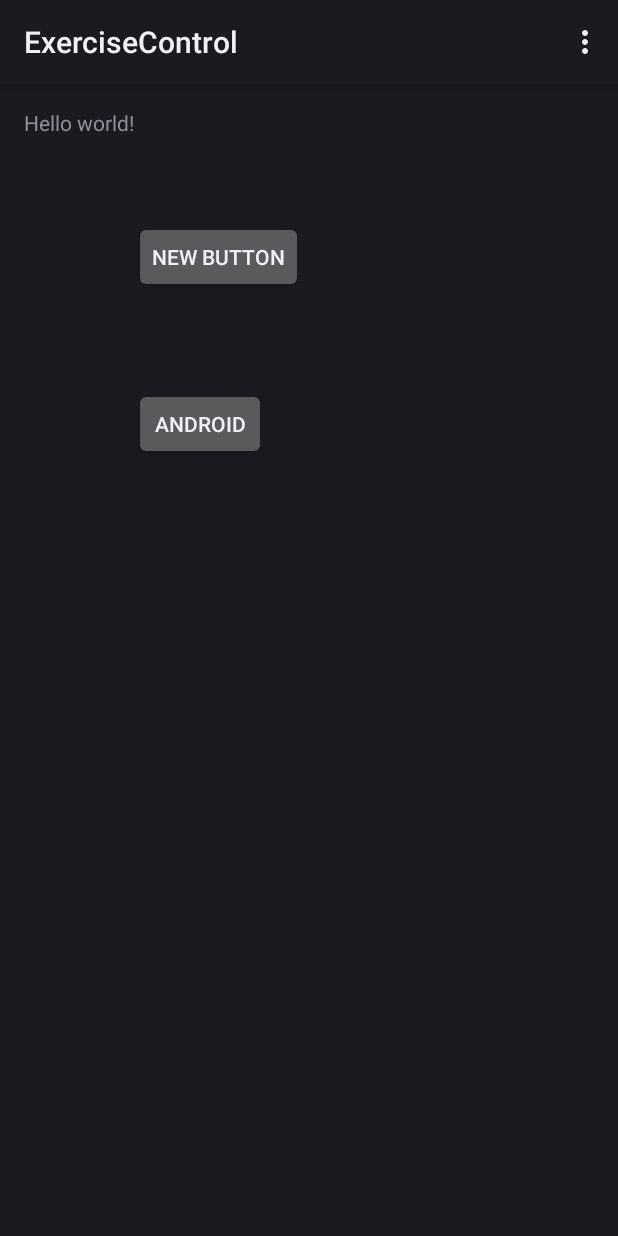
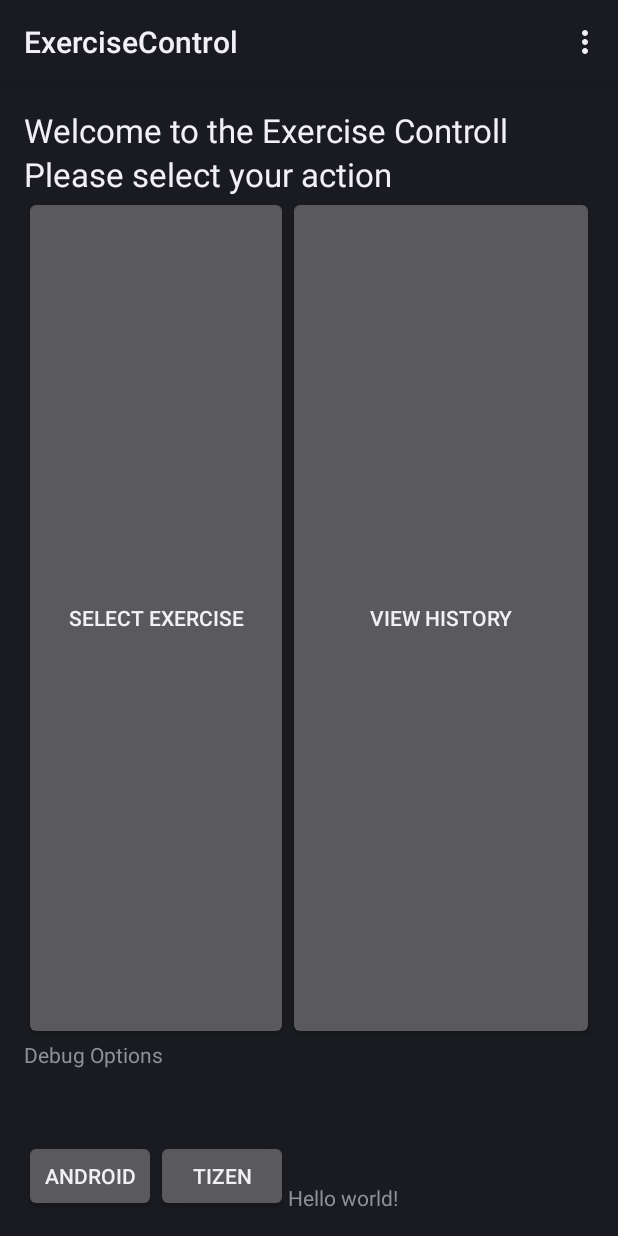
Before and after one commit to mirsmartgrp/Android, an Android app: the screen it shows after launch (MainActivity), on a phone screen of 412 x 824 dp. Run offline under Robolectric (Android 15) with nearby library versions, the phone set to English and light mode, and no system bars; 1 statement that could not run was skipped.

Commit message:
New Activity for selecting Exercises and changed main activity

```diff
--- a/mobile/src/main/java/nl/fontys/MainActivity.java
+++ b/mobile/src/main/java/nl/fontys/MainActivity.java
@@ -1,7 +1,9 @@
 package nl.fontys;
 
 import android.app.Activity;
+import android.content.Intent;
 import android.os.Bundle;
+import android.util.Log;
 import android.view.Menu;
 import android.view.MenuItem;
 import android.view.View;
@@ -27,6 +29,19 @@ public class MainActivity
         setContentView(R.layout.activity_main);
         textView = (TextView) findViewById(R.id.textView);
         Button button = (Button) findViewById(R.id.button);
+        Button btn =(Button) findViewById(R.id.exerciseButton);
+        Log.d("BUTTONTEST" , "Blah");
+
+        btn.setOnClickListener(
+                new Button.OnClickListener()
+                {
+                    public void onClick(View v)
+                    {
+                        Log.d("BUTTONTEST" , "Button clicked");
+                        Intent i= new Intent("SelectExerciseActivity");
+                        startActivity(i);
+                    }
+                });
 
         button.setOnClickListener(
                 new Button.OnClickListener()
--- a/mobile/src/main/res/layout/activity_main.xml
+++ b/mobile/src/main/res/layout/activity_main.xml
@@ -12,25 +12,74 @@
 		android:id="@+id/textView"
 		android:layout_width="wrap_content"
 		android:layout_height="wrap_content"
-		android:text="@string/hello_world"/>
+		android:text="@string/hello_world"
+		android:layout_alignParentBottom="true"
+		android:layout_toEndOf="@+id/button"/>
 
 	<Button
 		android:id="@+id/button"
 		android:layout_width="wrap_content"
 		android:layout_height="wrap_content"
-		android:layout_alignParentEnd="false"
-		android:layout_below="@+id/textView"
-		android:layout_marginTop="56dp"
-		android:layout_toEndOf="@+id/textView"
-		android:text="New Button"/>
+		android:text="Tizen"
+		android:layout_alignParentBottom="true"
+		android:layout_toEndOf="@+id/button2"/>
 
 	<Button
 		android:id="@+id/button2"
 		android:layout_width="wrap_content"
 		android:layout_height="wrap_content"
-		android:layout_alignStart="@+id/button"
-		android:layout_below="@+id/button"
-		android:layout_marginTop="63dp"
-		android:text="Android"/>
+		android:text="Android"
+		android:layout_alignParentBottom="true"
+		android:layout_alignParentStart="true"/>
+
+	<TextView
+		android:layout_width="wrap_content"
+		android:layout_height="wrap_content"
+		android:textAppearance="?android:attr/textAppearanceLarge"
+		android:text="Welcome to the Exercise Controll"
+		android:id="@+id/introText1"
+		android:layout_alignParentTop="true"
+		android:layout_alignParentEnd="true"
+		android:layout_alignParentStart="true"/>
+
+	<TextView
+		android:layout_width="wrap_content"
+		android:layout_height="wrap_content"
+		android:textAppearance="?android:attr/textAppearanceLarge"
+		android:text="Please select your action"
+		android:id="@+id/introText2"
+		android:layout_below="@+id/introText1"
+		android:layout_alignParentStart="true"
+		android:layout_alignEnd="@+id/historyButton"/>
+
+	<Button
+		android:layout_width="wrap_content"
+		android:layout_height="wrap_content"
+		android:text="Select Exercise"
+		android:id="@+id/exerciseButton"
+		android:layout_below="@+id/introText2"
+		android:layout_alignParentStart="true"
+		android:layout_alignEnd="@+id/button"
+		android:layout_above="@+id/textView2"/>
+
+	<Button
+		android:layout_width="wrap_content"
+		android:layout_height="wrap_content"
+		android:text="View History"
+		android:id="@+id/historyButton"
+		android:layout_alignBottom="@+id/exerciseButton"
+		android:layout_alignParentEnd="true"
+		android:layout_toEndOf="@+id/exerciseButton"
+		android:layout_below="@+id/introText2"/>
+
+	<TextView
+		android:layout_width="wrap_content"
+		android:layout_height="wrap_content"
+		android:text="Debug Options"
+		android:id="@+id/textView2"
+		android:layout_above="@+id/button"
+		android:layout_alignParentStart="true"
+		android:layout_marginBottom="47dp"
+		android:layout_alignParentEnd="true"/>
 
 </RelativeLayout>
--- a/mobile/src/main/res/values/strings.xml
+++ b/mobile/src/main/res/values/strings.xml
@@ -3,4 +3,5 @@
 
 	<string name="hello_world">Hello world!</string>
 	<string name="action_settings">Settings</string>
+	<string name="title_activity_select_exercise">SelectExerciseActivity</string>
 </resources>
```
Also changed, not shown: mobile/src/main/AndroidManifest.xml (+19 -15 lines), mobile/src/main/java/nl/fontys/exercise/SelectExerciseActivity.java (added, +82 -0 lines), mobile/src/main/res/layout/activity_select_exercise.xml (added, +43 -0 lines), mobile/src/main/res/menu/menu_select_exercise.xml (added, +8 -0 lines), 2 other files.
